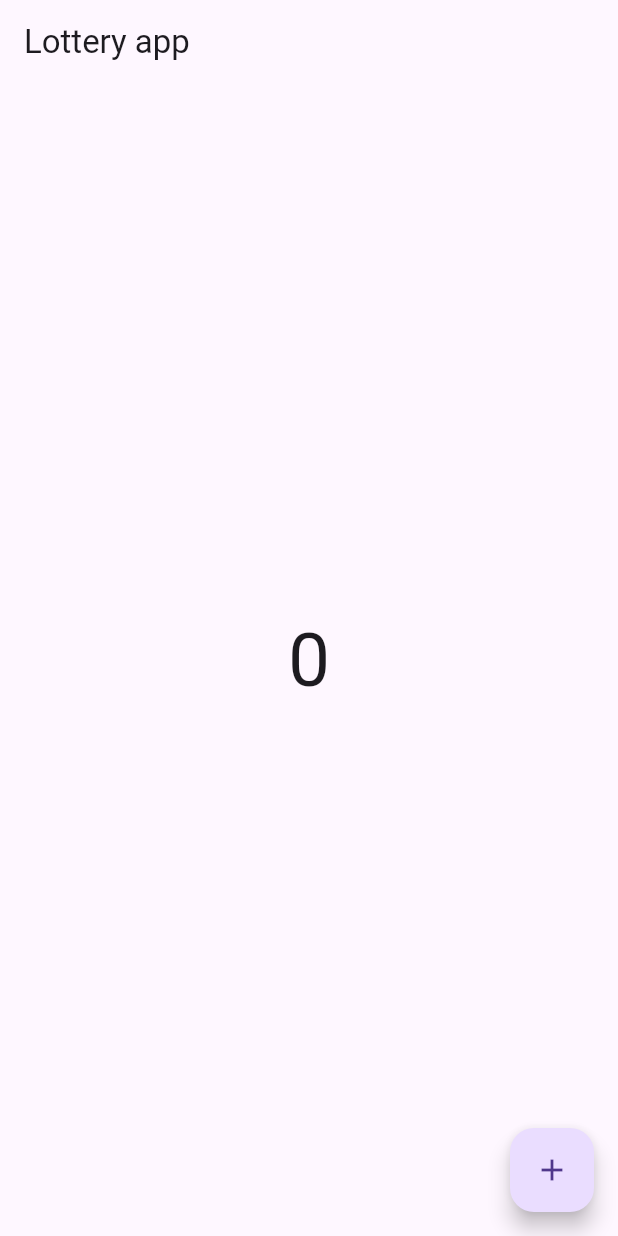
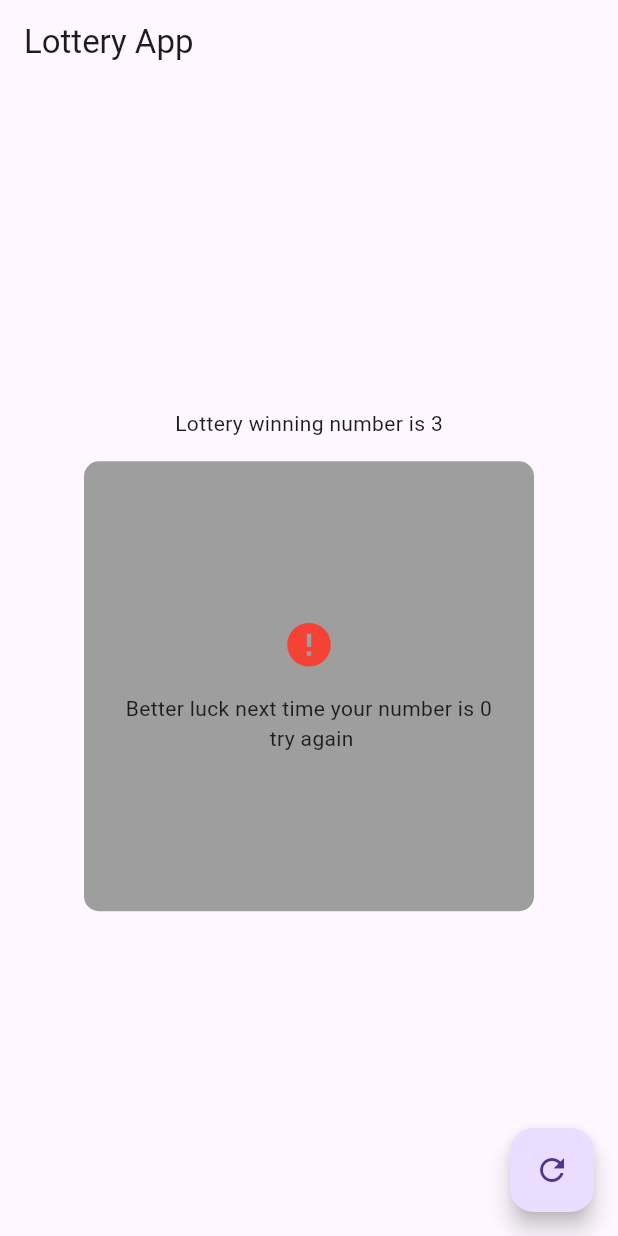
Before and after one commit to Abasalat/lottery_app_ch3, a Flutter app: the screen it shows after launch, on a phone screen of 412 x 824 dp. Run offline on Flutter 3.47's test engine with Material 3 defaults, Android fonts, the phone set to English and light mode, and no system bars.

Commit message:
create the lottery app

```diff
--- a/lib/main.dart
+++ b/lib/main.dart
@@ -1,4 +1,5 @@
 import 'package:flutter/material.dart';
+import 'dart:math';
 
 void main() {
   runApp(Myapp());
@@ -8,33 +9,107 @@ class Myapp extends StatefulWidget {
   const Myapp({super.key});
 
   @override
-  State<Myapp> createState() => _MyWidgetState();
+  State<Myapp> createState() => _MyappState();
 }
 
-class _MyWidgetState extends State<Myapp> {
+class _MyappState extends State<Myapp> {
+  Random random = Random();
   int x = 0;
+  int y = 3;
 
   @override
   Widget build(BuildContext context) {
-    print('rebuild');
     return MaterialApp(
       home: Scaffold(
-        appBar: AppBar(title: Text("Lottery app")),
-        body: SafeArea(
-          child: Center(
-            child: Text(x.toString(), style: TextStyle(fontSize: 50)),
-          ),
+        appBar: AppBar(title: Text('Lottery App')),
+        body: Column(
+          mainAxisAlignment: MainAxisAlignment.center,
+          crossAxisAlignment: CrossAxisAlignment.center,
+          children: [
+            Center(child: Text('Lottery winning number is $y')),
+            SizedBox(height: 15),
+            Container(
+              height: x == y ? 600 : 300,
+              width: 300,
+              decoration: BoxDecoration(
+                color: x == y ? Colors.lightGreen : Colors.grey,
+                borderRadius: BorderRadius.circular(10),
+              ),
+              child: Padding(
+                padding: const EdgeInsets.all(15.0),
+                child: x == y
+                    ? Column(
+                        mainAxisAlignment: MainAxisAlignment.center,
+                        crossAxisAlignment: CrossAxisAlignment.center,
+                        children: [
+                          Icon(Icons.done_all, color: Colors.green, size: 35),
+                          SizedBox(height: 15),
+                          Text(
+                            'Congratulations you won the lottery ',
+                            textAlign: TextAlign.center,
+                          ),
+                        ],
+                      )
+                    : Column(
+                        mainAxisAlignment: MainAxisAlignment.center,
+                        crossAxisAlignment: CrossAxisAlignment.center,
+                        children: [
+                          Icon(Icons.error, color: Colors.red, size: 35),
+                          SizedBox(height: 15),
+                          Text(
+                            'Better luck next time your number is $x\n try again',
+                            textAlign: TextAlign.center,
+                          ),
+                        ],
+                      ),
+              ),
+            ),
+          ],
         ),
         floatingActionButton: FloatingActionButton(
           onPressed: () {
-            x++;
+            x = random.nextInt(5);
+            print(x.toString());
             setState(() {});
-            print('tab');
-            print(x.toString());
           },
-          child: Icon(Icons.add),
+          child: Icon(Icons.refresh),
         ),
       ),
     );
   }
 }
+
+// class Myapp extends StatefulWidget {
+//   const Myapp({super.key});
+
+//   @override
+//   State<Myapp> createState() => _MyWidgetState();
+// }
+
+// class _MyWidgetState extends State<Myapp> {
+//   int x = 0;
+
+//   @override
+//   Widget build(BuildContext context) {
+//     print('rebuild');
+//     return MaterialApp(
+//       home: Scaffold(
+//         appBar: AppBar(title: Text("Lottery app")),
+//         body: SafeArea(
+//           child: Center(
+//             child: Text(x.toString(), style: TextStyle(fontSize: 50)),
+//           ),
+//         ),
+//         floatingActionButton: FloatingActionButton(
+//           onPressed: () {
+//             x++;
+//             setState(() {});
+//             print('tab');
+//             print(x.toString());
+//           },
+//           child: Icon(Icons.add),
+//         ),
+//       ),
+//     );
+//   }
+// }
```
